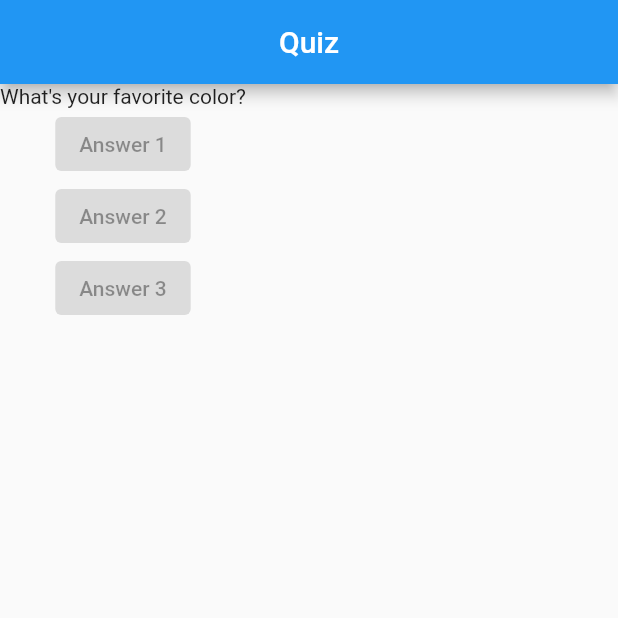
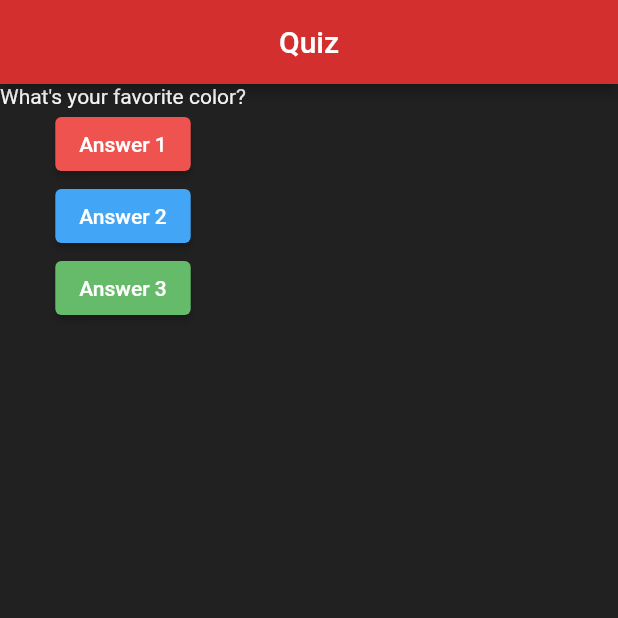
Before and after one commit to steniooliv/quiz_flutter, a Flutter app: the screen it shows after launch, on a phone screen of 412 x 824 dp, the top half of it. Run offline on Flutter 3.47's test engine with Material 2 defaults, Android fonts, the phone set to English and light mode, and no system bars.

Commit message:
create styles ans states

```diff
--- a/lib/main.dart
+++ b/lib/main.dart
@@ -3,7 +3,16 @@ import 'package:flutter/material.dart';
 
 main() => runApp(PerguntaApp());
 
-class PerguntaApp extends StatelessWidget {
+class PerguntaAppState extends State<PerguntaApp> {
+  var perguntaSelecionada = 0;
+
+  void resposta() {
+    setState(() {
+      perguntaSelecionada++;
+    });
+    print("Pergunta Respondida");
+  }
+
   @override
   Widget build(BuildContext context) {
     final questions = [
@@ -13,23 +22,36 @@ class PerguntaApp extends StatelessWidget {
 
     return MaterialApp(
       home: Scaffold(
+        backgroundColor: Colors.grey.shade900,
         appBar: AppBar(
-          title: Center(child: Text("Quiz")),
+          backgroundColor: Colors.red[700],
+          title: Center(
+              child: Text("Quiz", style: TextStyle(color: Colors.white))),
         ),
         body: Column(
           children: <Widget>[
-            Text(questions[0]),
+            Text(questions[perguntaSelecionada],
+                style: TextStyle(color: Colors.white)),
             ElevatedButton(
-              child: Text("Answer 1"),
-              onPressed: null,
+              child: Text("Answer 1", style: TextStyle(color: Colors.white)),
+              style: ButtonStyle(
+                  backgroundColor:
+                      MaterialStateProperty.all(Colors.red.shade400)),
+              onPressed: resposta,
             ),
             ElevatedButton(
-              child: Text("Answer 2"),
-              onPressed: null,
+              child: Text("Answer 2", style: TextStyle(color: Colors.white)),
+              style: ButtonStyle(
+                  backgroundColor:
+                      MaterialStateProperty.all(Colors.blue.shade400)),
+              onPressed: resposta,
             ),
             ElevatedButton(
-              child: Text("Answer 3"),
-              onPressed: null,
+              child: Text("Answer 3", style: TextStyle(color: Colors.white)),
+              style: ButtonStyle(
+                  backgroundColor:
+                      MaterialStateProperty.all(Colors.green.shade400)),
+              onPressed: resposta,
             ),
           ],
         ),
@@ -37,3 +59,9 @@ class PerguntaApp extends StatelessWidget {
     );
   }
 }
+
+class PerguntaApp extends StatefulWidget {
+  PerguntaAppState createState() {
+    return PerguntaAppState();
+  }
+}
```
